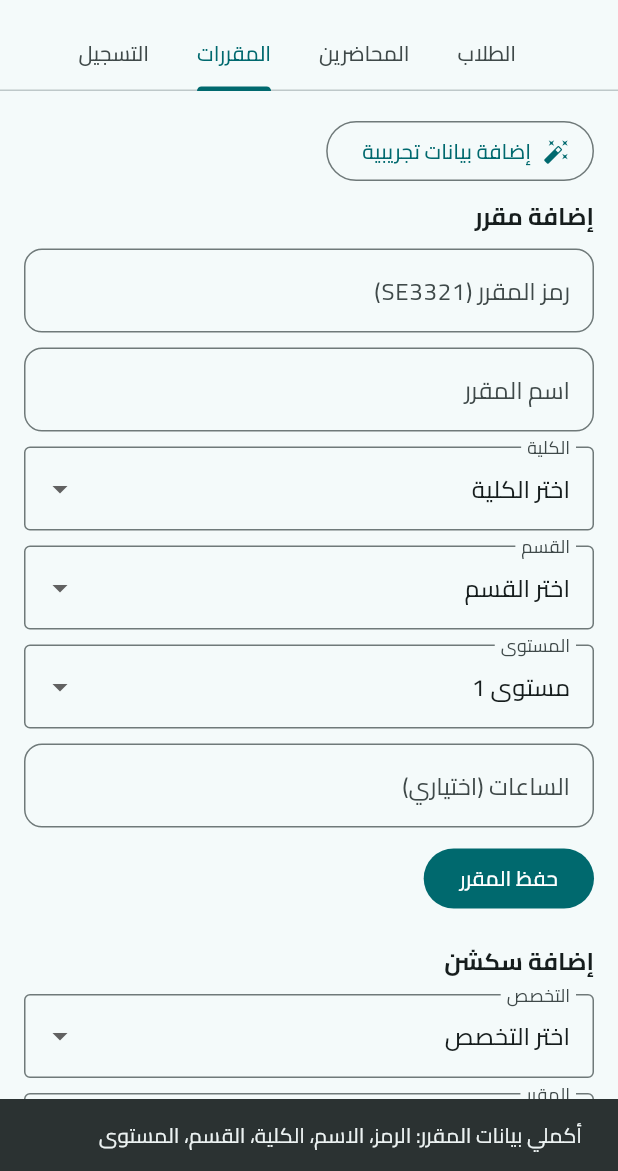
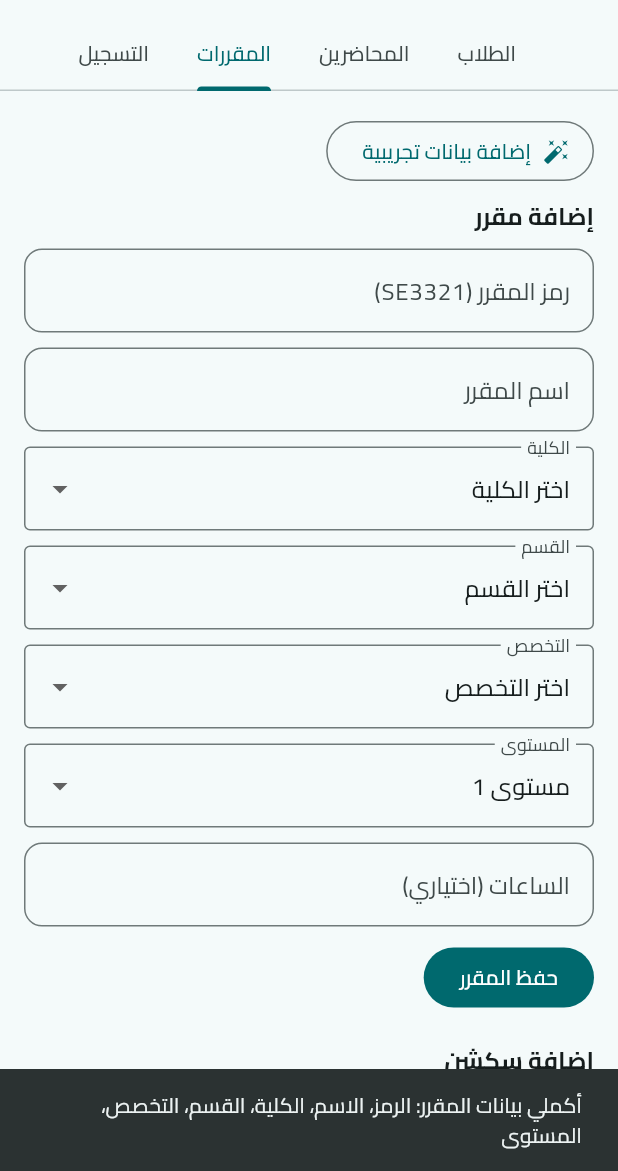
Before and after one commit to shmh1425/muhadirapp, a Flutter app: the AdminDashboardScreen screen opened directly, tab 3 chosen, after a tap on "حفظ المقرر", on a phone screen of 412 x 824 dp, the part 65-1236 px from its top. Run offline on Flutter 3.47's test engine with Material 3 defaults, Android fonts, the phone set to English and light mode, and no system bars; our stand-ins replace cloud_firestore, firebase_auth, firebase_core, qr_flutter; accounts and stored records are empty.

Commit message:
Admin: add major in course form, fix section course filter (major/department/college match); course college/department from lecturers+courses+students
Made-with: Cursor

```diff
--- a/lib/screens/admin/admin_dashboard_screen.dart
+++ b/lib/screens/admin/admin_dashboard_screen.dart
@@ -611,6 +611,7 @@ class _AdminCoursesTabState extends State<_AdminCoursesTab> {
   int _selectedCourseLevel = 1;
   String? _selectedCourseCollege;
   String? _selectedCourseDepartment;
+  String? _selectedCourseMajor;
 
   String? _selectedSectionCourseCode;
   String _selectedSectionNumber = '01';
@@ -637,9 +638,10 @@ class _AdminCoursesTabState extends State<_AdminCoursesTab> {
     final department = _selectedCourseDepartment?.trim() ?? '';
     final creditHours = int.tryParse(_courseHoursController.text.trim());
 
-    if (courseCode.isEmpty || courseName.isEmpty || college.isEmpty || department.isEmpty) {
+    final major = _selectedCourseMajor?.trim() ?? '';
+    if (courseCode.isEmpty || courseName.isEmpty || college.isEmpty || department.isEmpty || major.isEmpty) {
       _showMessage(
-        'أكملي بيانات المقرر: الرمز، الاسم، الكلية، القسم، المستوى',
+        'أكملي بيانات المقرر: الرمز، الاسم، الكلية، القسم، التخصص، المستوى',
       );
       return;
     }
@@ -662,6 +664,7 @@ class _AdminCoursesTabState extends State<_AdminCoursesTab> {
         'courseName': courseName,
         'college': college,
         'department': department,
+        'major': major,
         'level': _selectedCourseLevel,
         'creditHours': creditHours ?? 0,
         'isActive': true,
@@ -679,6 +682,7 @@ class _AdminCoursesTabState extends State<_AdminCoursesTab> {
       _selectedCourseLevel = 1;
       _selectedCourseCollege = null;
       _selectedCourseDepartment = null;
+      _selectedCourseMajor = null;
       if (!mounted) return;
       _showMessage(existing.exists ? 'تم تحديث المقرر' : 'تم حفظ المقرر');
     } on FirebaseException catch (e) {
@@ -1023,8 +1027,25 @@ class _AdminCoursesTabState extends State<_AdminCoursesTab> {
           stream: _lecturersRef.snapshots(),
           builder: (context, lSnap) {
             final lDocs = lSnap.data?.docs ?? const [];
-            final colleges = _distinctFromDocs(lDocs, 'college');
-            final departments = _distinctFromDocs(lDocs, 'department');
+            final collegesFromLecturers = _distinctFromDocs(lDocs, 'college');
+            final depsFromLecturers = _distinctFromDocs(lDocs, 'department');
+            return StreamBuilder<QuerySnapshot<Map<String, dynamic>>>(
+              stream: _coursesRef.snapshots(),
+              builder: (context, cSnap) {
+                final cDocs = cSnap.data?.docs ?? const [];
+                final collegesFromCourses = _distinctFromDocs(cDocs, 'college');
+                final depsFromCourses = _distinctFromDocs(cDocs, 'department');
+                return StreamBuilder<QuerySnapshot<Map<String, dynamic>>>(
+                  stream: _studentsRef.snapshots(),
+                  builder: (context, sSnap) {
+                    final sDocs = sSnap.data?.docs ?? const [];
+                    final majorsFromStudents = _distinctFromDocs(sDocs, 'major');
+                    final colleges = <String>{...collegesFromLecturers, ...collegesFromCourses}.toList()..sort();
+                    final departments = <String>{
+                      ...depsFromLecturers,
+                      ...depsFromCourses,
+                      ...majorsFromStudents,
+                    }.toList()..sort();
                     return Column(
                       crossAxisAlignment: CrossAxisAlignment.stretch,
                       children: [
@@ -1067,7 +1088,31 @@ class _AdminCoursesTabState extends State<_AdminCoursesTab> {
                             setState(() => _selectedCourseDepartment = value);
                           },
                         ),
-              ],
+                        const SizedBox(height: 10),
+                        DropdownButtonFormField<String?>(
+                          value: _selectedCourseMajor,
+                          decoration: const InputDecoration(
+                            labelText: 'التخصص',
+                            border: OutlineInputBorder(),
+                          ),
+                          items: [
+                            const DropdownMenuItem<String?>(
+                              value: null,
+                              child: Text('اختر التخصص'),
+                            ),
+                            ...departments.map(
+                              (m) => DropdownMenuItem<String?>(value: m, child: Text(m)),
+                            ),
+                          ],
+                          onChanged: (value) {
+                            setState(() => _selectedCourseMajor = value);
+                          },
+                        ),
+                      ],
+                    );
+                  },
+                );
+              },
             );
           },
         ),
@@ -1169,14 +1214,18 @@ class _AdminCoursesTabState extends State<_AdminCoursesTab> {
           builder: (context, coursesSnapshot) {
             final allCourseDocs = coursesSnapshot.data?.docs ?? const [];
             final majorFilter = _selectedSectionMajor?.trim() ?? '';
-            // المقررات حسب القسم (التخصص)
+            // المقررات حسب التخصص: يظهر المقرر إذا تطابق التخصص مع أي من (major أو department أو college)
+            final majorFilterLower = majorFilter.toLowerCase();
             final courseDocs = majorFilter.isEmpty
                 ? <QueryDocumentSnapshot<Map<String, dynamic>>>[]
                 : allCourseDocs.where((doc) {
-                    final dep = (doc.data()['department'] ?? doc.data()['college'] ?? doc.data()['major'] ?? '')
-                        .toString()
-                        .trim();
-                    return dep == majorFilter;
+                    final d = doc.data();
+                    final majorVal = (d['major'] ?? '').toString().trim().toLowerCase();
+                    final depVal = (d['department'] ?? '').toString().trim().toLowerCase();
+                    final colVal = (d['college'] ?? '').toString().trim().toLowerCase();
+                    return majorVal == majorFilterLower ||
+                        depVal == majorFilterLower ||
+                        colVal == majorFilterLower;
                   }).toList();
             final selectedCourseExists = courseDocs.any(
               (doc) => doc.id == _selectedSectionCourseCode,
```
Lines whose indentation alone changed are shown as unchanged.
